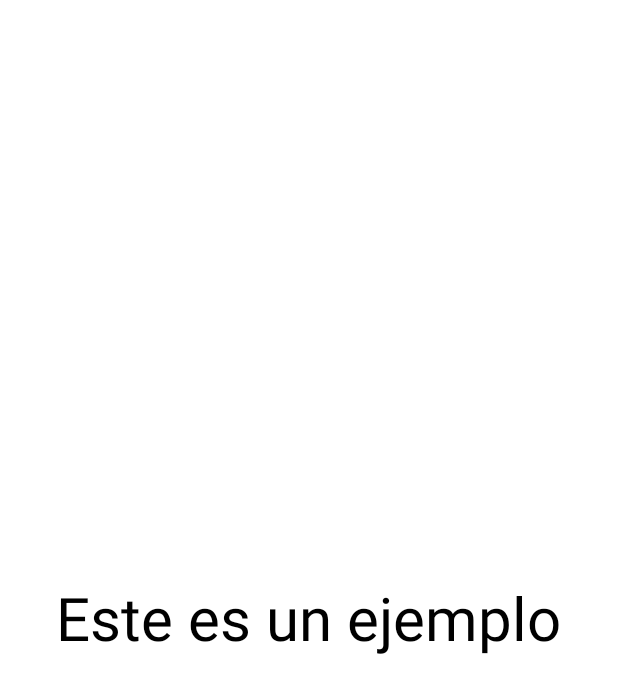
After one commit to Marlon4789/Curso-Kotlin, an Android app: the layout activity_result.xml on its own in the app's theme, with its tools: preview values and no code run, on a phone screen of 412 x 824 dp. The commit adds this screen. Shown: the top 693 px of the screen. Run offline under Robolectric (Android 15) with nearby library versions, the phone set to English and light mode, and no system bars.

Commit message:
"Desarrollo de la primer App"

```diff
--- /dev/null
+++ b/app/src/main/res/layout/activity_result.xml
@@ -0,0 +1,22 @@
+<?xml version="1.0" encoding="utf-8"?>
+<FrameLayout xmlns:android="http://schemas.android.com/apk/res/android"
+    xmlns:app="http://schemas.android.com/apk/res-auto"
+    xmlns:tools="http://schemas.android.com/tools"
+    android:id="@+id/main"
+    android:layout_width="match_parent"
+    android:layout_height="match_parent"
+    tools:context=".firstapp.ResultActivity">
+
+    <TextView
+        android:id="@+id/showResult"
+        android:layout_width="wrap_content"
+        android:layout_height="wrap_content"
+
+        android:layout_gravity="center"
+        tools:text="Este es un ejemplo"
+        android:textSize="40sp"
+        android:textColor="@color/black"
+
+        />
+
+</FrameLayout>
--- a/app/src/main/res/values/strings.xml
+++ b/app/src/main/res/values/strings.xml
@@ -1,3 +1,4 @@
 <resources>
     <string name="app_name">Curso Kotlin</string>
+    <string name="pulsar_boton">Pulsar boton</string>
 </resources>
```
Also changed, not shown: app/src/main/AndroidManifest.xml (+12 -0 lines), app/src/main/java/com/may/cursokotlin/firstapp/ResultActivity.kt (renamed from app/src/main/java/com/may/cursokotlin/firstapp/FisrtAppActivity.kt, +10 -2 lines), app/src/main/res/layout/activity_fisrt_app.xml (+19 -6 lines).
